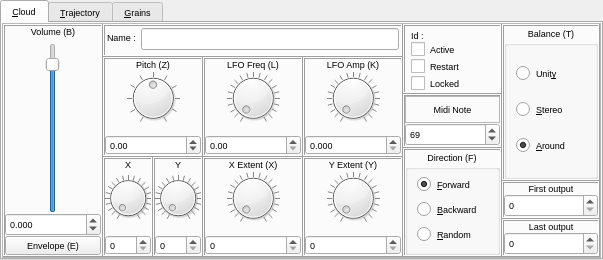
The window that sources/interface/CloudDialog.ui (linuxmao-org/Frontieres) describes before a commit, drawn with Qt 5.
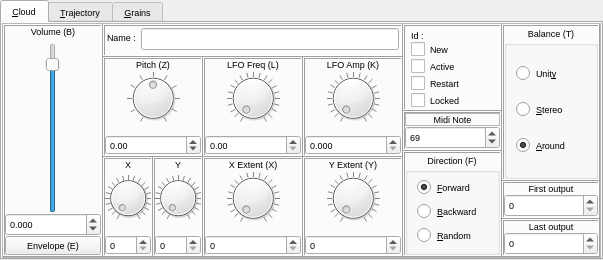
The same window after the commit. Icons and pictures are not drawn.

The edit to the form file:
```diff
--- a/sources/interface/CloudDialog.ui
+++ b/sources/interface/CloudDialog.ui
@@ -2194,7 +2194,7 @@
                      </property>
                     </widget>
                    </item>
-                   <item row="1" column="0">
+                   <item row="2" column="0">
                     <widget class="QCheckBox" name="checkBox_Active">
                      <property name="font">
                       <font>
@@ -2206,7 +2206,7 @@
                      </property>
                     </widget>
                    </item>
-                   <item row="3" column="0">
+                   <item row="4" column="0">
                     <widget class="QCheckBox" name="checkBox_Locked">
                      <property name="font">
                       <font>
@@ -2218,7 +2218,7 @@
                      </property>
                     </widget>
                    </item>
-                   <item row="2" column="0">
+                   <item row="3" column="0">
                     <widget class="QCheckBox" name="checkBox_Restart">
                      <property name="font">
                       <font>
@@ -2230,6 +2230,18 @@
                      </property>
                     </widget>
                    </item>
+                   <item row="1" column="0">
+                    <widget class="QCheckBox" name="checkBox_New">
+                     <property name="font">
+                      <font>
+                       <pointsize>7</pointsize>
+                      </font>
+                     </property>
+                     <property name="text">
+                      <string>New</string>
+                     </property>
+                    </widget>
+                   </item>
                   </layout>
                  </widget>
                 </item>
```
